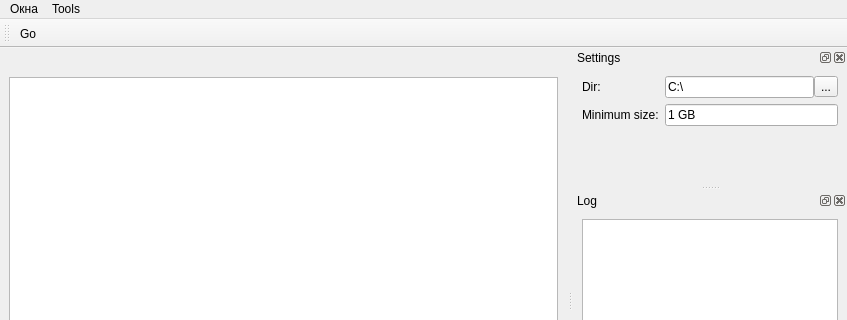
Before: the Qt Designer form mainwindow.ui in gil9red/directory-sizes, drawn with Qt 5; both pictures show x 0 to 847 and y 0 to 320 of the 847 by 573 pixel window.
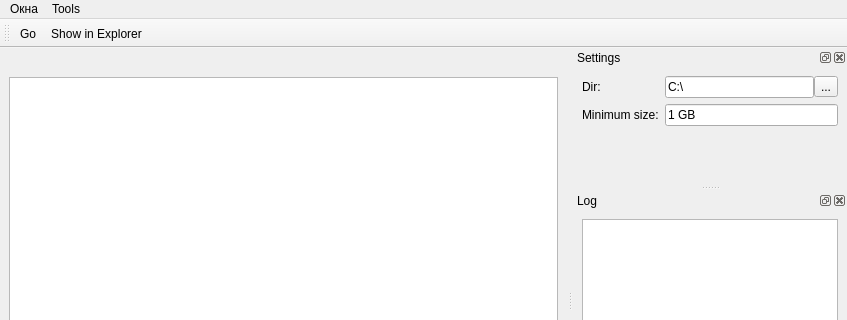
After: the same form once the commit is applied.

Diff of the .ui file:
```diff
--- a/mainwindow.ui
+++ b/mainwindow.ui
@@ -61,6 +61,7 @@
     <bool>false</bool>
    </attribute>
    <addaction name="action_go"/>
+   <addaction name="action_show_in_explorer"/>
   </widget>
   <widget class="QDockWidget" name="dockWidgetSettings">
    <property name="windowTitle">
@@ -149,6 +150,14 @@
     <string>Go</string>
    </property>
   </action>
+  <action name="action_show_in_explorer">
+   <property name="text">
+    <string>Show in Explorer</string>
+   </property>
+   <property name="toolTip">
+    <string>Show in Explorer</string>
+   </property>
+  </action>
  </widget>
  <resources/>
  <connections>
```
Left out of the diff: 6 changed lines with no effect on the pictures.
